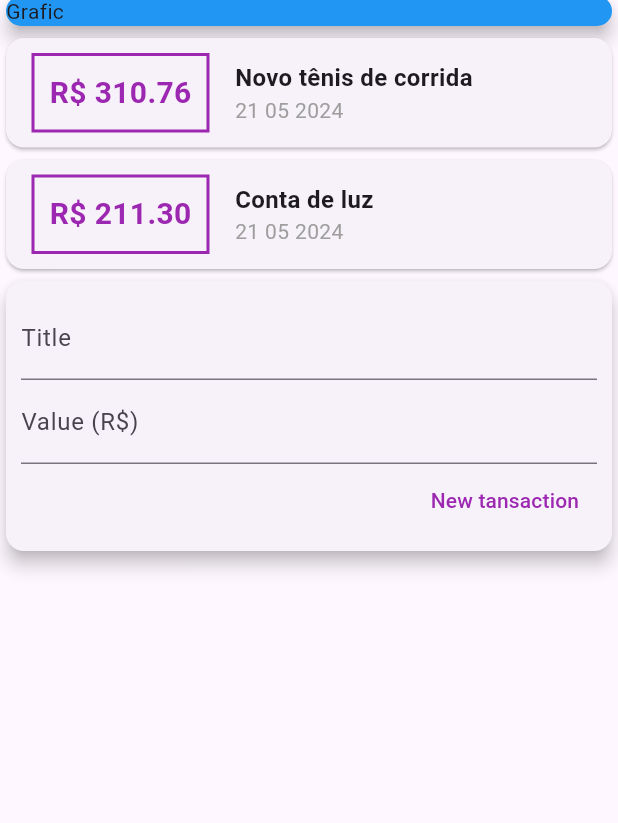
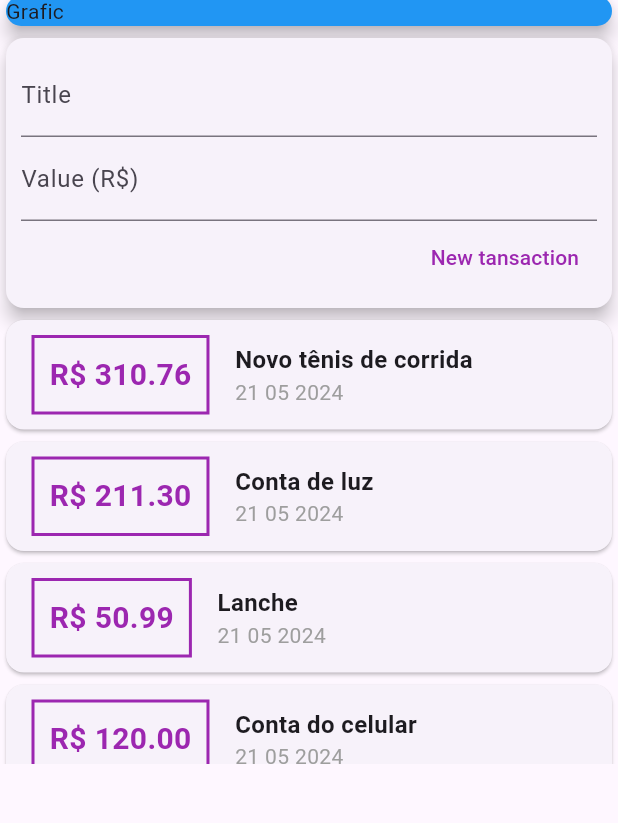
Before and after one commit to predrohr/Expenses-App, a Flutter app: the screen it shows after launch, on a phone screen of 412 x 824 dp, the part 94-917 px from its top. Run offline on Flutter 3.47's test engine with Material 3 defaults, Android fonts, the phone set to English and light mode, and no system bars.

```diff
--- a/lib/components/transaction_form.dart
+++ b/lib/components/transaction_form.dart
@@ -23,6 +23,8 @@ class TransactionForm extends StatelessWidget {
             ),
             TextField(
               controller: valueController,
+              keyboardType:
+                  const TextInputType.numberWithOptions(decimal: true),
               decoration: const InputDecoration(
                 labelText: 'Value (R\$)',
               ),
--- a/lib/components/transaction_list.dart
+++ b/lib/components/transaction_list.dart
@@ -5,12 +5,16 @@ import 'package:intl/intl.dart';
 class TransactionList extends StatelessWidget {
   final List<Transaction> transactions;
 
-  TransactionList(this.transactions);
+  const TransactionList(this.transactions, {super.key});
 
   @override
   Widget build(BuildContext context) {
-    return Column(
-      children: transactions.map((tr) {
+    return SizedBox(
+      height: 300,
+      child: ListView.builder(
+        itemCount: transactions.length,
+        itemBuilder: (ctx, index) {
+          final tr = transactions[index];
           return Card(
             child: Row(
               children: [
@@ -53,7 +57,8 @@ class TransactionList extends StatelessWidget {
               ],
             ),
           );
-      }).toList(),
+        },
+      ),
     );
   }
 }
--- a/lib/components/transaction_user.dart
+++ b/lib/components/transaction_user.dart
@@ -21,6 +21,13 @@ class _TransactionUserState extends State<TransactionUser> {
         date: DateTime.now()),
     Transaction(
         id: 't2', title: 'Conta de luz', value: 211.30, date: DateTime.now()),
+    Transaction(id: 't3', title: 'Lanche', value: 50.99, date: DateTime.now()),
+    Transaction(
+        id: 't4', title: 'Conta do celular', value: 120, date: DateTime.now()),
+    Transaction(
+        id: 't5', title: 'Acidente', value: 549.99, date: DateTime.now()),
+    Transaction(
+        id: 't6', title: 'Compra do mÊs', value: 912.78, date: DateTime.now()),
   ];
 
   _addTransaction(String title, double value) {
@@ -39,8 +46,8 @@ class _TransactionUserState extends State<TransactionUser> {
   Widget build(BuildContext context) {
     return Column(
       children: [
+        TransactionForm(_addTransaction),
         TransactionList(_transactions),
-        TransactionForm(_addTransaction),
       ],
     );
   }
--- a/lib/main.dart
+++ b/lib/main.dart
@@ -1,27 +1,30 @@
 import 'package:expenses/components/transaction_user.dart';
 import 'package:flutter/material.dart';
 
-void main() => runApp(ExpensesApp());
+void main() => runApp(const ExpensesApp());
 
 class ExpensesApp extends StatelessWidget {
   const ExpensesApp({super.key});
 
   @override
   Widget build(BuildContext context) {
-    return MaterialApp(
+    return const MaterialApp(
       home: MyHomePage(),
     );
   }
 }
 
 class MyHomePage extends StatelessWidget {
+  const MyHomePage({super.key});
+
   @override
   Widget build(BuildContext context) {
     return Scaffold(
       appBar: AppBar(
         title: const Text('Personal expenses'),
       ),
-      body: const Column(
+      body: const SingleChildScrollView(
+        child: Column(
           children: <Widget>[
             SizedBox(
               width: double.infinity,
@@ -34,6 +37,7 @@ class MyHomePage extends StatelessWidget {
             TransactionUser(),
           ],
         ),
+      ),
     );
   }
 }
```
Lines whose indentation alone changed are shown as unchanged.
